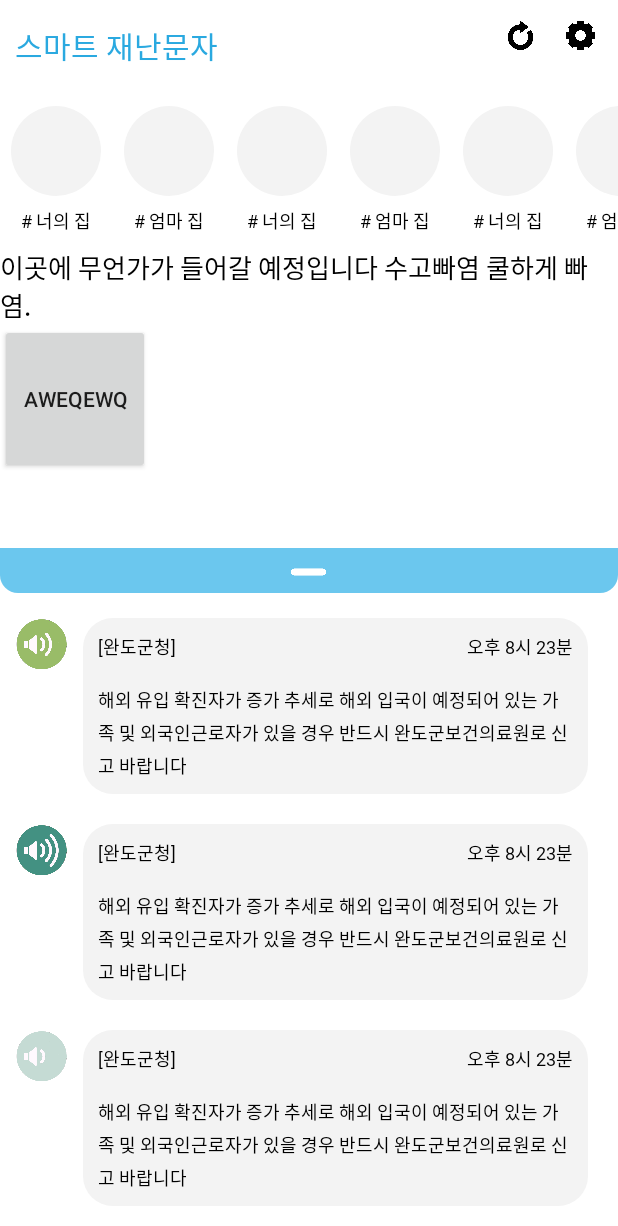
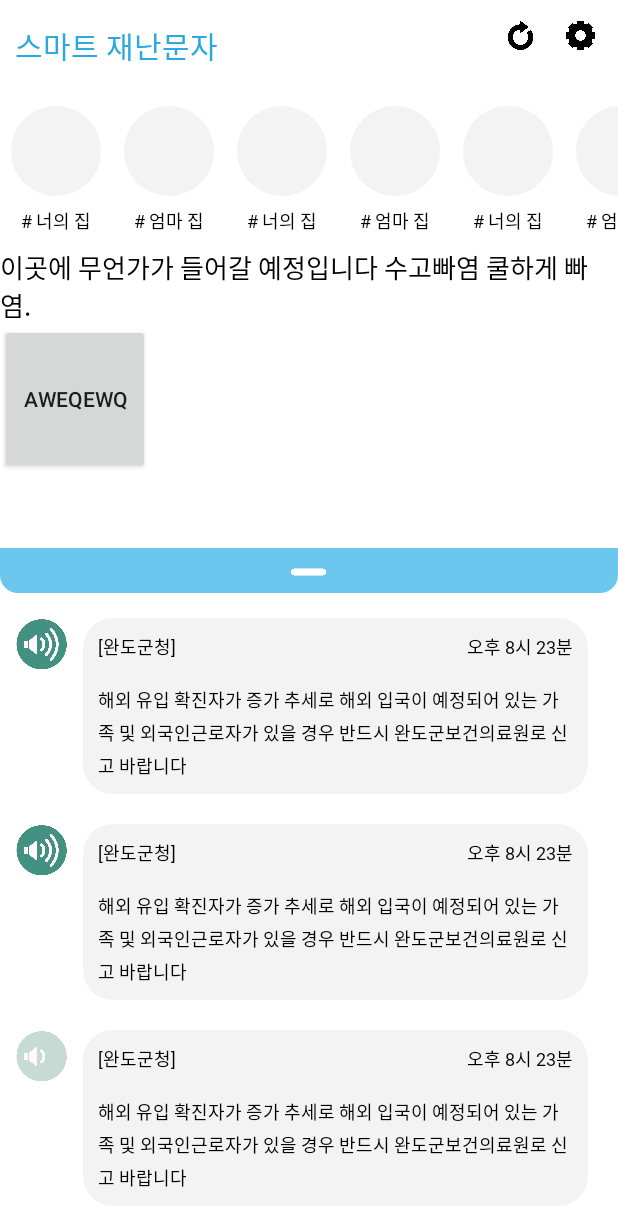
Before and after one commit to moeun2/Smart-Emergency-Info-Message, an Android app: the MainActivity screen opened directly, with no data from a screen before it, on a phone screen of 412 x 824 dp. Shown: the top 1226 px of the screen. Run offline under Robolectric (Android 15) with nearby library versions, the phone set to English and light mode, and no system bars; our stand-ins replace CircleImageView; plain views replace SlidingUpPanelLayout.

Commit message:
[add] origin all

```diff
--- a/2ndProj/app/src/main/java/com/passta/a2ndproj/MainActivity.java
+++ b/2ndProj/app/src/main/java/com/passta/a2ndproj/MainActivity.java
@@ -84,7 +84,7 @@ public class MainActivity extends AppCompatActivity {
 
                 else{
                     msgDataList.add(new Msg_VO("오후 8시 23분", "해외 유입 확진자가 증가 추세로 해외 입국이 예정되어 있는 가족 및" +
-                            " 외국인근로자가 있을 경우 반드시 완도군보건의료원로 신고 바랍니다", "[완도군청]", R.drawable.level2));
+                            " 외국인근로자가 있을 경우 반드시 완도군보건의료원로 신고 바랍니다", "[완도군청]", R.drawable.level3));
                 }
 
             }
```
